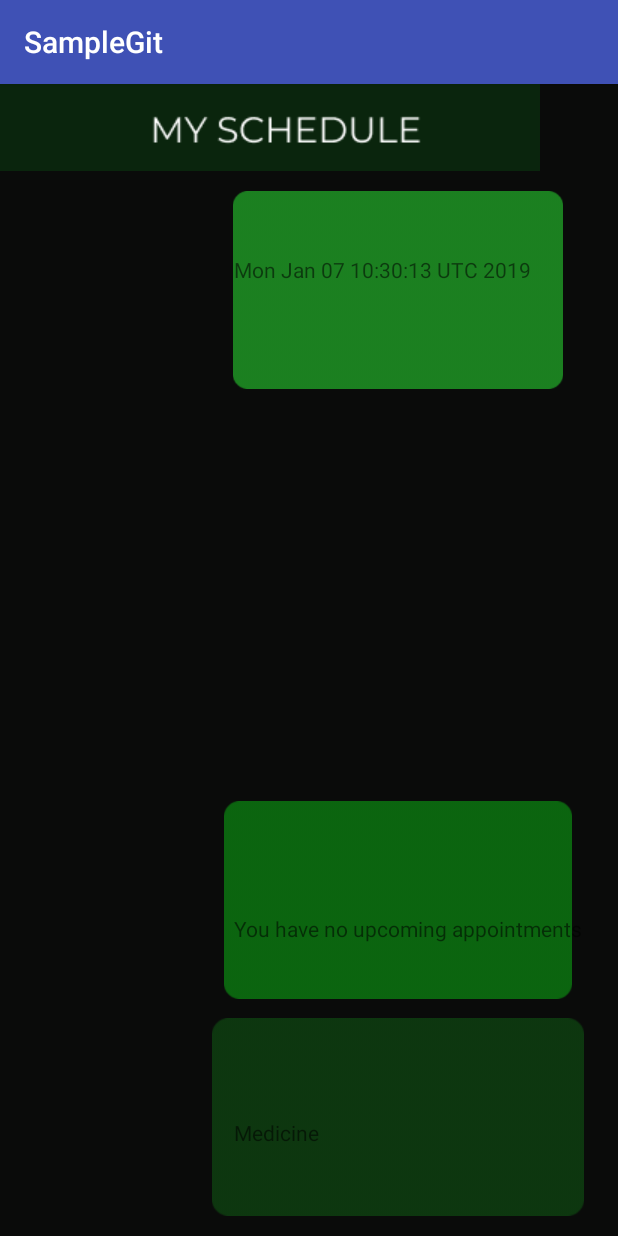
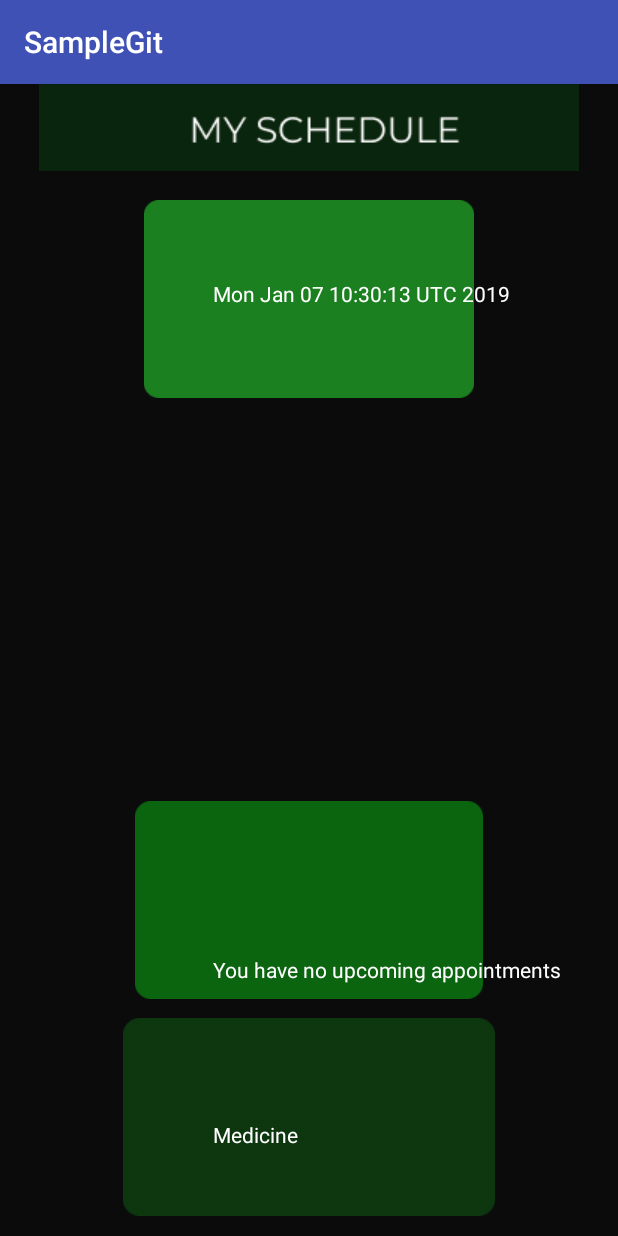
Before and after one commit to Tejanojereh/SampleGit, an Android app: the My_Schedule_Patient screen opened directly, with no data from a screen before it, on a phone screen of 412 x 824 dp. Run offline under Robolectric (Android 15) with nearby library versions, the phone set to English and light mode, and no system bars.

Commit message:
Merge branch 'master' of https://github.com/Tejanojereh/SampleGit
# Conflicts:
#	app/src/main/java/com/example/android/samplegit/MainActivity.java
#	app/src/main/java/com/example/android/samplegit/My_Schedule_Patient.java

```diff
--- a/app/src/main/res/layout/activity_main.xml
+++ b/app/src/main/res/layout/activity_main.xml
@@ -17,8 +17,7 @@
         android:layout_marginTop="-166dp"
         android:background="@drawable/textbox_login"
         android:ems="10"
-        android:inputType="textPassword"
-        android:text="password" />
+        android:inputType="textPassword" />
 
     <ImageView
         android:id="@+id/imageView"
--- a/app/src/main/res/layout/activity_my_schedule_patient.xml
+++ b/app/src/main/res/layout/activity_my_schedule_patient.xml
@@ -9,38 +9,42 @@
 
     <ImageView
         android:id="@+id/imageView9"
-        android:layout_width="wrap_content"
+        android:layout_width="fill_parent"
         android:layout_height="wrap_content"
         android:layout_alignParentStart="true"
         android:layout_alignParentTop="true"
+        android:textColor="@android:color/white"
+
         app:srcCompat="@drawable/myschedule_title" />
 
     <ImageView
         android:id="@+id/txtdate"
-        android:layout_width="265dp"
+        android:layout_width="fill_parent"
         android:layout_height="132dp"
-        android:layout_alignParentEnd="true"
         android:layout_alignParentTop="true"
-        android:layout_marginEnd="14dp"
-        android:layout_marginTop="71dp"
+        android:layout_centerHorizontal="true"
+        android:layout_marginTop="77dp"
+        android:textColor="@android:color/white"
         app:srcCompat="@drawable/containter_1" />
 
     <ImageView
         android:id="@+id/txtappt"
-        android:layout_width="265dp"
+        android:layout_width="fill_parent"
         android:layout_height="132dp"
         android:layout_alignParentBottom="true"
         android:layout_alignStart="@+id/txtdate"
         android:layout_marginBottom="158dp"
+        android:textColor="@android:color/white"
         app:srcCompat="@drawable/container_2" />
 
     <ImageView
         android:id="@+id/txtintake"
-        android:layout_width="265dp"
+        android:layout_width="fill_parent"
         android:layout_height="132dp"
         android:layout_alignParentBottom="true"
         android:layout_alignStart="@+id/txtdate"
         android:layout_marginBottom="13dp"
+        android:textColor="@android:color/white"
         app:srcCompat="@drawable/container_3" />
 
     <TextView
@@ -48,10 +52,11 @@
         android:layout_width="256dp"
         android:layout_height="wrap_content"
         android:layout_alignParentBottom="true"
-        android:layout_alignParentEnd="true"
-        android:layout_marginBottom="195dp"
+        android:layout_alignStart="@+id/date"
+        android:layout_marginBottom="168dp"
+        android:textColor="@android:color/white"
         android:text="You have no upcoming appointments"
-        tools:textSize="22sp" />
+        tools:textSize="30sp" />
 
     <TextView
         android:id="@+id/medicine_date"
@@ -59,10 +64,11 @@
         android:layout_height="wrap_content"
 
         android:layout_alignParentBottom="true"
-        android:layout_alignParentEnd="true"
-        android:layout_marginBottom="59dp"
+        android:layout_alignStart="@+id/appointment_date"
+        android:layout_marginBottom="58dp"
+        android:textColor="@android:color/white"
         android:text="Medicine"
-        tools:textSize="22sp" />
+        tools:textSize="30sp" />
 
     <TextView
         android:id="@+id/date"
@@ -71,8 +77,10 @@
         android:layout_alignParentEnd="true"
 
         android:layout_alignParentTop="true"
-        android:layout_marginTop="114dp"
+        android:layout_marginEnd="14dp"
+        android:layout_marginTop="130dp"
         android:text="Date today"
-        tools:textSize="22sp" />
+        android:textColor="@android:color/white"
+        tools:textSize="30sp" />
 
 </RelativeLayout>
```
Also changed, not shown: app/src/main/java/com/example/android/samplegit/MainActivity.java (+5 -5 lines), app/src/main/java/com/example/android/samplegit/My_Schedule_Patient.java (+1 -38 lines).
